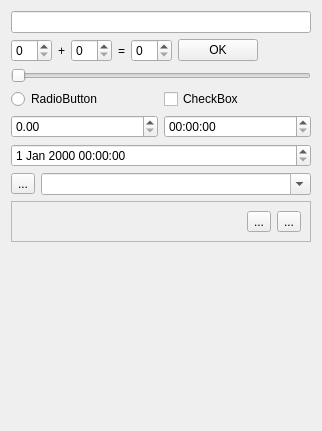
Before: the Qt Designer form Qt/my_programm/_For_tests/src/for_tests_mainbox/ui/for_tests_mainbox.ui in RinatB2017/mega_GIT, drawn with Qt 5.
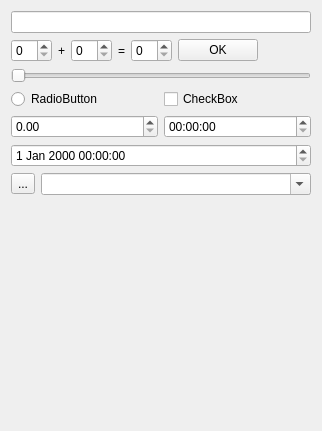
After: the same form once the commit is applied. Custom widgets are drawn as their Qt base class.

Diff of the .ui file:
```diff
--- a/Qt/my_programm/_For_tests/src/for_tests_mainbox/ui/for_tests_mainbox.ui
+++ b/Qt/my_programm/_For_tests/src/for_tests_mainbox/ui/for_tests_mainbox.ui
@@ -125,38 +125,6 @@
      </item>
     </layout>
    </item>
-   <item>
-    <widget class="QFrame" name="frame">
-     <property name="frameShape">
-      <enum>QFrame::StyledPanel</enum>
-     </property>
-     <property name="frameShadow">
-      <enum>QFrame::Raised</enum>
-     </property>
-     <layout class="QHBoxLayout" name="horizontalLayout_2">
-      <item>
-       <widget class="MyTimer" name="timer_widget" native="true"/>
-      </item>
-      <item>
-       <widget class="QToolButton" name="btn_set_time">
-        <property name="text">
-         <string>...</string>
-        </property>
-       </widget>
-      </item>
-      <item>
-       <widget class="QToolButton" name="btn_run_timer">
-        <property name="text">
-         <string>...</string>
-        </property>
-       </widget>
-      </item>
-     </layout>
-    </widget>
-   </item>
-   <item>
-    <widget class="Widget1" name="widget" native="true"/>
-   </item>
    <item>
     <spacer name="verticalSpacer">
      <property name="orientation">
@@ -172,20 +140,6 @@
    </item>
   </layout>
  </widget>
- <customwidgets>
-  <customwidget>
-   <class>MyTimer</class>
-   <extends>QWidget</extends>
-   <header>mytimer.hpp</header>
-   <container>1</container>
-  </customwidget>
-  <customwidget>
-   <class>Widget1</class>
-   <extends>QWidget</extends>
-   <header>widget1.hpp</header>
-   <container>1</container>
-  </customwidget>
- </customwidgets>
  <tabstops>
   <tabstop>lineEdit</tabstop>
   <tabstop>sb_1</tabstop>
```
Left out of the diff: 2 changed lines with no effect on the pictures.
